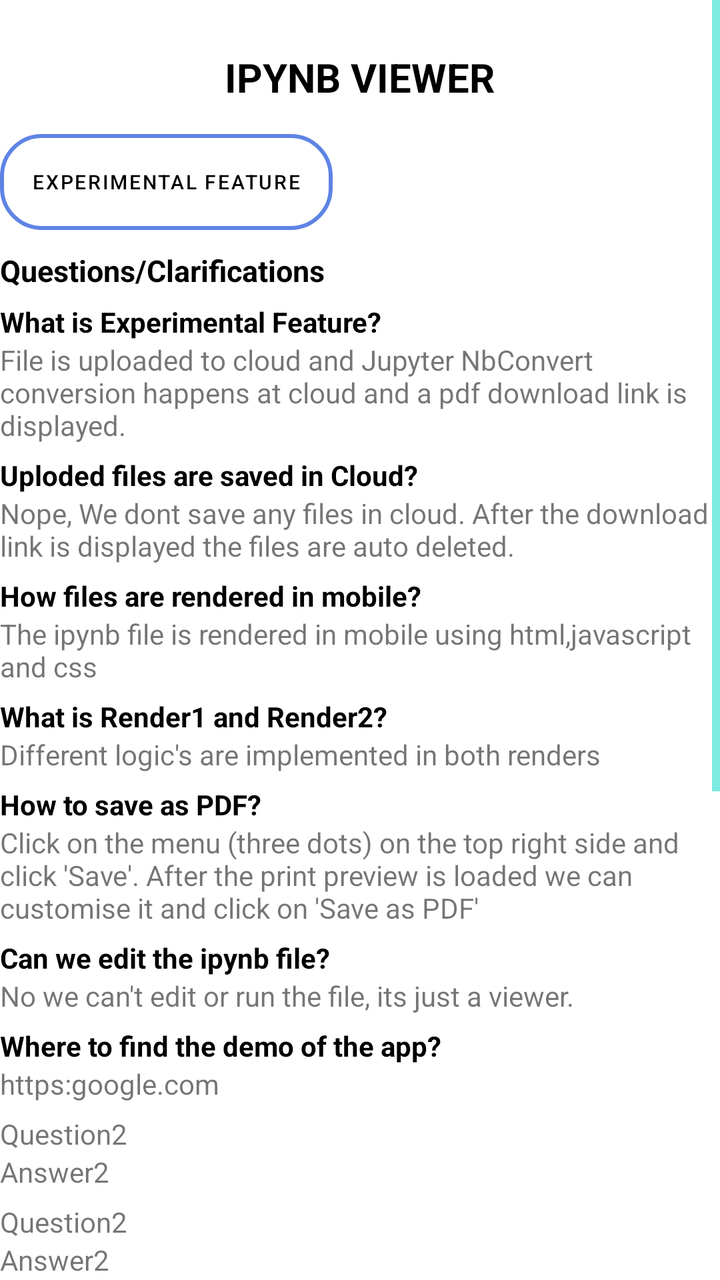
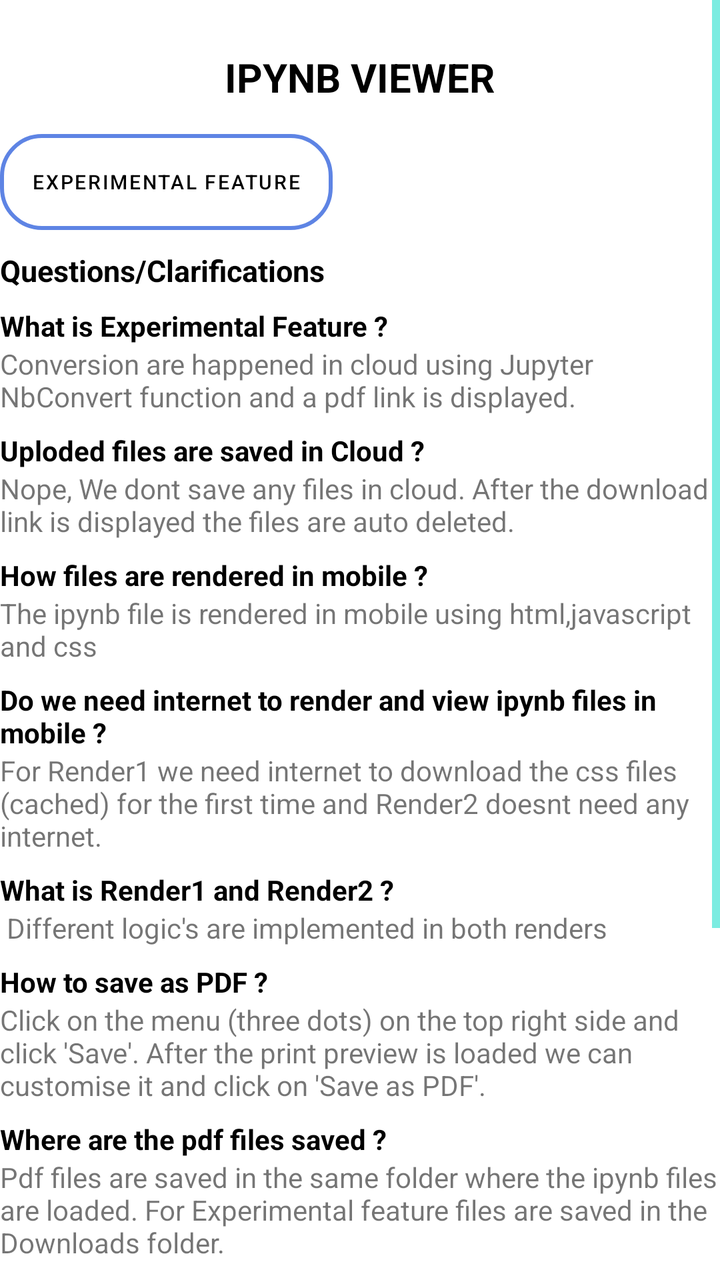

Two renders of the same Android screen: before a commit and after it. Below are the layout's source before the change and the commit's diff.
<!-- AndroidManifest.xml: application theme Theme.IpynbViewer -->
<!-- res/layout/activity_information.xml -->
<?xml version="1.0" encoding="utf-8"?>
<ScrollView
    xmlns:android="http://schemas.android.com/apk/res/android"
    xmlns:tools="http://schemas.android.com/tools"
    xmlns:app="http://schemas.android.com/apk/res-auto"
    android:layout_width="match_parent"
    android:layout_height="match_parent">
    <LinearLayout
        android:layout_width="match_parent"
        android:layout_height="match_parent"
        android:orientation="vertical">

        <TextView
            android:layout_width="wrap_content"
            android:layout_height="wrap_content"
            android:text="IPYNB VIEWER"
            android:paddingTop="25dp"
            android:paddingBottom="15dp"
            android:textStyle="bold"
            android:layout_gravity="center"
            android:textColor="@color/colorText"
            android:textSize="20sp"/>

        <Button
            android:id="@+id/experimentalbtn"
            android:layout_width="wrap_content"
            android:layout_height="wrap_content"
            android:text="Experimental Feature"
            android:textSize="10sp"
            android:textColor="@color/colorText"
            android:background="@drawable/mybutton"
            tools:layout_editor_absoluteX="90dp"
            tools:layout_editor_absoluteY="587dp"
            app:backgroundTint="@null"/>

        <TextView
            android:layout_width="wrap_content"
            android:layout_height="wrap_content"
            android:text="Questions/Clarifications"
            android:textStyle="bold"
            android:textSize="15sp"
            android:textColor="@color/colorText"
            android:paddingTop="10dp"/>

        <TextView
            android:layout_width="match_parent"
            android:layout_height="wrap_content"
            android:paddingTop="6dp"
            android:text="What is Experimental Feature?"
            android:textStyle="bold"
            android:textColor="@color/colorText"/>
        <TextView
            android:layout_width="match_parent"
            android:layout_height="wrap_content"
            android:text="File is uploaded to cloud and Jupyter NbConvert conversion happens at cloud and a pdf download link is displayed."/>

        <TextView
            android:layout_width="match_parent"
            android:layout_height="wrap_content"
            android:paddingTop="6dp"
            android:text="Uploded files are saved in Cloud?"
            android:textStyle="bold"
            android:textColor="@color/colorText"/>
        <TextView
            android:layout_width="match_parent"
            android:layout_height="wrap_content"
            android:text="Nope, We dont save any files in cloud. After the download link is displayed the files are auto deleted."/>

        <TextView
            android:layout_width="match_parent"
            android:layout_height="wrap_content"
            android:paddingTop="6dp"
            android:text="How files are rendered in mobile?"
            android:textStyle="bold"
            android:textColor="@color/colorText"/>
        <TextView
            android:layout_width="match_parent"
            android:layout_height="wrap_content"
            android:text="The ipynb file is rendered in mobile using html,javascript and css"/>

        <TextView
            android:layout_width="match_parent"
            android:layout_height="wrap_content"
            android:paddingTop="6dp"
            android:text="What is Render1 and Render2?"
            android:textStyle="bold"
            android:textColor="@color/colorText"/>
        <TextView
            android:layout_width="match_parent"
            android:layout_height="wrap_content"
            android:text="Different logic's are implemented in both renders"/>

        <TextView
            android:layout_width="match_parent"
            android:layout_height="wrap_content"
            android:paddingTop="6dp"
            android:text="How to save as PDF?"
            android:textStyle="bold"
            android:textColor="@color/colorText"/>
        <TextView
            android:layout_width="match_parent"
            android:layout_height="wrap_content"
            android:text="Click on the menu (three dots) on the top right side and click 'Save'. After the print preview is loaded we can customise it and click on 'Save as PDF'"/>

        <TextView
            android:layout_width="match_parent"
            android:layout_height="wrap_content"
            android:paddingTop="6dp"
            android:text="Can we edit the ipynb file?"
            android:textStyle="bold"
            android:textColor="@color/colorText"/>
        <TextView
            android:layout_width="match_parent"
            android:layout_height="wrap_content"
            android:text="No we can't edit or run the file, its just a viewer."/>

        <TextView
            android:layout_width="match_parent"
            android:layout_height="wrap_content"
            android:paddingTop="6dp"
            android:text="Where to find the demo of the app?"
            android:textStyle="bold"
            android:textColor="@color/colorText"/>
        <TextView
            android:layout_width="match_parent"
            android:layout_height="wrap_content"
            android:text="https:google.com"/>

        <TextView
            android:layout_width="match_parent"
            android:layout_height="wrap_content"
            android:paddingTop="6dp"
            android:text="Question2"/>
        <TextView
            android:layout_width="match_parent"
            android:layout_height="wrap_content"
            android:text="Answer2"/>

        <TextView
            android:layout_width="match_parent"
            android:layout_height="wrap_content"
            android:paddingTop="6dp"
            android:text="Question2"/>
        <TextView
            android:layout_width="match_parent"
            android:layout_height="wrap_content"
            android:text="Answer2"/>

        <TextView
            android:layout_width="match_parent"
            android:layout_height="wrap_content"
            android:paddingTop="6dp"
            android:text="Question2"/>
        <TextView
            android:layout_width="match_parent"
            android:layout_height="wrap_content"
            android:text="Answer2"/>

        <TextView
            android:layout_width="match_parent"
            android:layout_height="wrap_content"
            android:paddingTop="6dp"
            android:text="Question2"/>
        <TextView
            android:layout_width="match_parent"
            android:layout_height="wrap_content"
            android:text="Answer2"/>

        <TextView
            android:layout_width="match_parent"
            android:layout_height="wrap_content"
            android:paddingTop="6dp"
            android:text="Question2"/>
        <TextView
            android:layout_width="match_parent"
            android:layout_height="wrap_content"
            android:text="Answer2"/>

        <TextView
            android:layout_width="match_parent"
            android:layout_height="wrap_content"
            android:paddingTop="6dp"
            android:text="Question2"/>
        <TextView
            android:layout_width="match_parent"
            android:layout_height="wrap_content"
            android:text="Answer2"/>

        <TextView
            android:layout_width="match_parent"
            android:layout_height="wrap_content"
            android:paddingTop="6dp"
            android:text="Question2"/>
        <TextView
            android:layout_width="match_parent"
            android:layout_height="wrap_content"
            android:text="Answer2"/>

        <TextView
            android:layout_width="match_parent"
            android:layout_height="wrap_content"
            android:paddingTop="6dp"
            android:text="Question2"/>
        <TextView
            android:layout_width="match_parent"
            android:layout_height="wrap_content"
            android:text="Answer2"/>

        <TextView
            android:layout_width="match_parent"
            android:layout_height="wrap_content"
            android:paddingTop="6dp"
            android:text="Question2"/>
        <TextView
            android:layout_width="match_parent"
            android:layout_height="wrap_content"
            android:text="Answer2"/>

        <TextView
            android:layout_width="match_parent"
            android:layout_height="wrap_content"
            android:paddingTop="6dp"
            android:text="Question2"/>
        <TextView
            android:layout_width="match_parent"
            android:layout_height="wrap_content"
            android:text="Answer2"/>

        <TextView
            android:layout_width="match_parent"
            android:layout_height="wrap_content"
            android:paddingTop="6dp"
            android:text="Question2"/>
        <TextView
            android:layout_width="match_parent"
            android:layout_height="wrap_content"
            android:text="Answer2"/>

    </LinearLayout>


</ScrollView>
<!-- resources referenced by this layout -->
<resources>
  <color name="colorText">#FF000000</color>
  <!-- drawable mybutton (drawable) -->
  <?xml version="1.0" encoding="utf-8"?>
  <shape xmlns:android="http://schemas.android.com/apk/res/android">
  
      <corners android:radius="20dp" />
      <gradient
          android:endColor="@android:color/transparent"
          android:startColor="@android:color/transparent" />
      <stroke
          android:width="2dp"
          android:color="#5E84E4" /> 
  
  </shape>
  <style name="Theme.IpynbViewer" parent="Theme.MaterialComponents.DayNight.DarkActionBar">
          
          <item name="colorPrimary">@color/purple_500</item>
          <item name="colorPrimaryVariant">@color/purple_700</item>
          <item name="colorOnPrimary">@color/white</item>
          
          <item name="colorSecondary">@color/teal_200</item>
          <item name="colorSecondaryVariant">@color/teal_700</item>
          <item name="colorOnSecondary">@color/black</item>
          
          <item name="android:statusBarColor">?attr/colorPrimaryVariant</item>
          
          <item name="windowNoTitle">true</item>
  
          <item name="android:windowFullscreen">true</item>
  
          <item name="android:textColorSecondary">@color/teal_200</item>
      </style>
  <color name="purple_500">#FF6200EE</color>
  <color name="purple_700">#FF3700B3</color>
  <color name="white">#FFFFFFFF</color>
  <color name="teal_200">#FF03DAC5</color>
  <color name="teal_700">#FF018786</color>
  <color name="black">#FF000000</color>
</resources>

<!-- the commit's change to res/layout/activity_information.xml (unified diff, before → after) -->
@@ -45,20 +45,19 @@
         <TextView
             android:layout_width="match_parent"
             android:layout_height="wrap_content"
-            android:paddingTop="6dp"
-            android:text="What is Experimental Feature?"
+            android:paddingTop="8dp"
+            android:text="What is Experimental Feature ?"
             android:textStyle="bold"
             android:textColor="@color/colorText"/>
         <TextView
             android:layout_width="match_parent"
             android:layout_height="wrap_content"
-            android:text="File is uploaded to cloud and Jupyter NbConvert conversion happens at cloud and a pdf download link is displayed."/>
-
+            android:text="Conversion are happened in cloud using Jupyter NbConvert function and a pdf link is displayed."/>
         <TextView
             android:layout_width="match_parent"
             android:layout_height="wrap_content"
-            android:paddingTop="6dp"
-            android:text="Uploded files are saved in Cloud?"
+            android:paddingTop="8dp"
+            android:text="Uploded files are saved in Cloud ?"
             android:textStyle="bold"
             android:textColor="@color/colorText"/>
         <TextView
@@ -69,8 +68,8 @@
         <TextView
             android:layout_width="match_parent"
             android:layout_height="wrap_content"
-            android:paddingTop="6dp"
-            android:text="How files are rendered in mobile?"
+            android:paddingTop="8dp"
+            android:text="How files are rendered in mobile ?"
             android:textStyle="bold"
             android:textColor="@color/colorText"/>
         <TextView
@@ -81,32 +80,56 @@
         <TextView
             android:layout_width="match_parent"
             android:layout_height="wrap_content"
-            android:paddingTop="6dp"
-            android:text="What is Render1 and Render2?"
+            android:paddingTop="8dp"
+            android:text="Do we need internet to render and view ipynb files in mobile ?"
             android:textStyle="bold"
             android:textColor="@color/colorText"/>
         <TextView
             android:layout_width="match_parent"
             android:layout_height="wrap_content"
-            android:text="Different logic's are implemented in both renders"/>
+            android:text="For Render1 we need internet to download the css files (cached) for the first time and Render2 doesnt need any internet."/>
 
         <TextView
             android:layout_width="match_parent"
             android:layout_height="wrap_content"
-            android:paddingTop="6dp"
-            android:text="How to save as PDF?"
+            android:paddingTop="8dp"
+            android:text="What is Render1 and Render2 ?"
             android:textStyle="bold"
             android:textColor="@color/colorText"/>
         <TextView
             android:layout_width="match_parent"
             android:layout_height="wrap_content"
-            android:text="Click on the menu (three dots) on the top right side and click 'Save'. After the print preview is loaded we can customise it and click on 'Save as PDF'"/>
+            android:text=" Different logic's are implemented in both renders"/>
 
         <TextView
             android:layout_width="match_parent"
             android:layout_height="wrap_content"
-            android:paddingTop="6dp"
-            android:text="Can we edit the ipynb file?"
+            android:paddingTop="8dp"
+            android:text="How to save as PDF ?"
+            android:textStyle="bold"
+            android:textColor="@color/colorText"/>
+        <TextView
+            android:layout_width="match_parent"
+            android:layout_height="wrap_content"
+            android:text="Click on the menu (three dots) on the top right side and click 'Save'. After the print preview is loaded we can customise it and click on 'Save as PDF'."/>
+
+        <TextView
+            android:layout_width="match_parent"
+            android:layout_height="wrap_content"
+            android:paddingTop="8dp"
+            android:text="Where are the pdf files saved ?"
+            android:textStyle="bold"
+            android:textColor="@color/colorText"/>
+        <TextView
+            android:layout_width="match_parent"
+            android:layout_height="wrap_content"
+            android:text="Pdf files are saved in the same folder where the ipynb files are loaded. For Experimental feature files are saved in the Downloads folder."/>
+
+        <TextView
+            android:layout_width="match_parent"
+            android:layout_height="wrap_content"
+            android:paddingTop="8dp"
+            android:text="Can we edit the ipynb file ?"
             android:textStyle="bold"
             android:textColor="@color/colorText"/>
         <TextView
@@ -117,124 +140,26 @@
         <TextView
             android:layout_width="match_parent"
             android:layout_height="wrap_content"
-            android:paddingTop="6dp"
-            android:text="Where to find the demo of the app?"
+            android:paddingTop="8dp"
+            android:text="How to report issues ?"
             android:textStyle="bold"
             android:textColor="@color/colorText"/>
         <TextView
             android:layout_width="match_parent"
             android:layout_height="wrap_content"
-            android:text="https:google.com"/>
+            android:text="Please report any issues in the comments section in store. Please dont report any issues in experimental feature, and that is just an backup option."/>
 
         <TextView
             android:layout_width="match_parent"
             android:layout_height="wrap_content"
-            android:paddingTop="6dp"
-            android:text="Question2"/>
+            android:paddingTop="8dp"
+            android:text="What are the future plans ?"
+            android:textStyle="bold"
+            android:textColor="@color/colorText"/>
         <TextView
             android:layout_width="match_parent"
             android:layout_height="wrap_content"
-            android:text="Answer2"/>
-
-        <TextView
-            android:layout_width="match_parent"
-            android:layout_height="wrap_content"
-            android:paddingTop="6dp"
-            android:text="Question2"/>
-        <TextView
-            android:layout_width="match_parent"
-            android:layout_height="wrap_content"
-            android:text="Answer2"/>
-
-        <TextView
-            android:layout_width="match_parent"
-            android:layout_height="wrap_content"
-            android:paddingTop="6dp"
-            android:text="Question2"/>
-        <TextView
-            android:layout_width="match_parent"
-            android:layout_height="wrap_content"
-            android:text="Answer2"/>
-
-        <TextView
-            android:layout_width="match_parent"
-            android:layout_height="wrap_content"
-            android:paddingTop="6dp"
-            android:text="Question2"/>
-        <TextView
-            android:layout_width="match_parent"
-            android:layout_height="wrap_content"
-            android:text="Answer2"/>
-
-        <TextView
-            android:layout_width="match_parent"
-            android:layout_height="wrap_content"
-            android:paddingTop="6dp"
-            android:text="Question2"/>
-        <TextView
-            android:layout_width="match_parent"
-            android:layout_height="wrap_content"
-            android:text="Answer2"/>
-
-        <TextView
-            android:layout_width="match_parent"
-            android:layout_height="wrap_content"
-            android:paddingTop="6dp"
-            android:text="Question2"/>
-        <TextView
-            android:layout_width="match_parent"
-            android:layout_height="wrap_content"
-            android:text="Answer2"/>
-
-        <TextView
-            android:layout_width="match_parent"
-            android:layout_height="wrap_content"
-            android:paddingTop="6dp"
-            android:text="Question2"/>
-        <TextView
-            android:layout_width="match_parent"
-            android:layout_height="wrap_content"
-            android:text="Answer2"/>
-
-        <TextView
-            android:layout_width="match_parent"
-            android:layout_height="wrap_content"
-            android:paddingTop="6dp"
-            android:text="Question2"/>
-        <TextView
-            android:layout_width="match_parent"
-            android:layout_height="wrap_content"
-            android:text="Answer2"/>
-
-        <TextView
-            android:layout_width="match_parent"
-            android:layout_height="wrap_content"
-            android:paddingTop="6dp"
-            android:text="Question2"/>
-        <TextView
-            android:layout_width="match_parent"
-            android:layout_height="wrap_content"
-            android:text="Answer2"/>
-
-        <TextView
-            android:layout_width="match_parent"
-            android:layout_height="wrap_content"
-            android:paddingTop="6dp"
-            android:text="Question2"/>
-        <TextView
-            android:layout_width="match_parent"
-            android:layout_height="wrap_content"
-            android:text="Answer2"/>
-
-        <TextView
-            android:layout_width="match_parent"
-            android:layout_height="wrap_content"
-            android:paddingTop="6dp"
-            android:text="Question2"/>
-        <TextView
-            android:layout_width="match_parent"
-            android:layout_height="wrap_content"
-            android:text="Answer2"/>
+            android:text="1. Currently Experimental feature is running in a basic server and if there are enough support it will be moved to main application with fast servers \n2. Open and View ipynb files directly from file manager.\n3. Render and view ipynb files from links (ex: Gist, Github)\n4. Performance and bug fixes."/>
 
     </LinearLayout>
 
